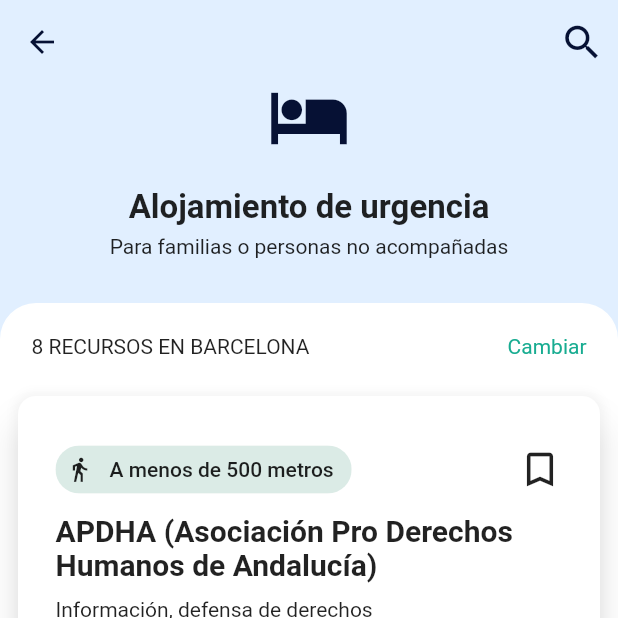
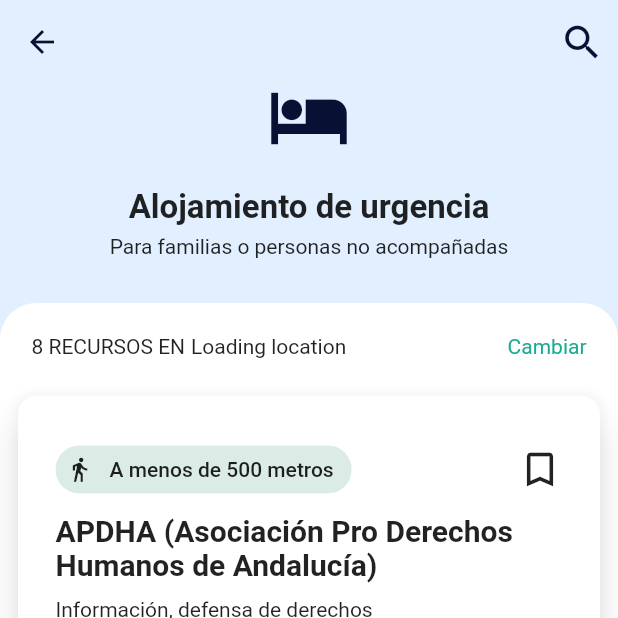
Before and after one commit to MovingForwardApp/moving-forward, a Flutter app: the CategoryDetail screen opened directly, on a phone screen of 412 x 824 dp, the top half of it. Run offline on Flutter 3.47's test engine with Material 2 defaults, Android fonts, the phone set to English and light mode, and no system bars; our stand-ins replace flutter_map, flutter_svg, geolocator, google_fonts, latlong, shared_preferences and 1 more; accounts and stored records are empty; Roboto replaces fonts that are missing (Mada).

Commit message:
geolocation page

```diff
--- a/i18n/ar.json
+++ b/i18n/ar.json
@@ -3,6 +3,7 @@
   "description": "Busca recursos sociales gratuitos",
   "header_categories": "إبحث عن موارد في الفئات",
   "loading_categories": "Cargando categorías...",
+  "loading_location": "Cargando localización",
   "result_category": "RECURSOS EN",
   "change_category": "Cambiar",
   "phone_call": "للإتصال",
--- a/i18n/en.json
+++ b/i18n/en.json
@@ -3,6 +3,7 @@
   "description": "Busca recursos sociales gratuitos",
   "header_categories": "BUSCA RECURSOS EN LA CATEGORÍAS",
   "loading_categories": "Cargando categorías...",
+  "loading_location": "Loading location",
   "result_category": "RECURSOS EN",
   "change_category": "Cambiar",
   "phone_call": "Llamar",
--- a/i18n/es.json
+++ b/i18n/es.json
@@ -3,6 +3,7 @@
   "description": "Guía de recursos sociales gratuitos para migrantes",
   "header_categories": "BUSCA RECURSOS EN LAS CATEGORÍAS",
   "loading_categories": "Cargando categorías...",
+  "loading_location": "Cargando localización",
   "result_category": "RECURSOS EN",
   "change_category": "Cambiar",
   "phone_call": "Llamar",
--- a/i18n/fr.json
+++ b/i18n/fr.json
@@ -3,6 +3,7 @@
   "description": "Busca recursos sociales gratuitos",
   "header_categories": "BUSCA RECURSOS EN LA CATEGORÍAS",
   "loading_categories": "Cargando categorías...",
+  "loading_location": "Cargando localización",
   "result_category": "RECURSOS EN",
   "change_category": "Cambiar",
   "phone_call": "Llamar",
--- a/lib/category_detail.dart
+++ b/lib/category_detail.dart
@@ -1,4 +1,5 @@
 import 'package:flutter/material.dart';
+import 'package:moving_forward/services/location.dart';
 import 'localization.dart';
 import 'theme.dart';
 import 'resource.dart';
@@ -97,7 +98,24 @@ class CategoryDetail extends StatelessWidget {
           child: Row(
             mainAxisAlignment: MainAxisAlignment.spaceBetween,
             children: [
-              Text('8 $_resultCategory BARCELONA'),
+              Row(children: <Widget>[
+                Container(
+                  margin: const EdgeInsets.only(right: 4),
+                  child: Text('8 $_resultCategory'),
+                ),
+                FutureBuilder<String>(
+                    future: LocationService.instance.fetchCurrentLocality(),
+                    builder:
+                        (BuildContext context, AsyncSnapshot<String> snapshot) {
+                      if (snapshot.data != null) {
+                        return Text(
+                            LocationService.instance.locality.toUpperCase());
+                      } else {
+                        return Text(AppLocalizations.of(context)
+                            .translate('loading_location'));
+                      }
+                    }),
+              ]),
               Text(AppLocalizations.of(context).translate("change_category"),
                   style: TextStyle(
                     color: MfColors.primary[400],
--- a/lib/location.dart
+++ b/lib/location.dart
@@ -1,5 +1,6 @@
 import 'package:flutter/material.dart';
 import 'package:moving_forward/layout.dart';
+import 'package:moving_forward/localization.dart';
 // import 'package:moving_forward/localization.dart';
 import 'theme.dart';
 import 'services/location.dart';
@@ -44,7 +45,8 @@ class _LocationPageState extends State<LocationPage> {
                               fontWeight: FontWeight.bold,
                             ));
                       } else {
-                        return Text('loading');
+                        return Text(AppLocalizations.of(context)
+                            .translate('loading_location'));
                       }
                     }),
                 Container(
--- a/lib/main.dart
+++ b/lib/main.dart
@@ -36,7 +36,7 @@ class MyApp extends StatelessWidget {
                 Theme.of(context).textTheme,
               ),
             ),
-            initialRoute: '/location',
+            initialRoute: '/lang',
             routes: <String, WidgetBuilder>{
               "/": (BuildContext context) => AppLayout(),
               "/location": (BuildContext context) => LocationPage(),
--- a/lib/services/location.dart
+++ b/lib/services/location.dart
@@ -13,7 +13,7 @@ class LocationService {
   }
 
   Future _getCurrentLocation() async {
-    return await geolocator
+    await geolocator
         .getCurrentPosition(desiredAccuracy: LocationAccuracy.best)
         .then((Position currentPosition) {
       instance._position = currentPosition;
@@ -28,6 +28,7 @@ class LocationService {
     Placemark place = p[0];
 
     instance.locality = "${place.locality}";
+
     return instance.locality;
   }
 }
```
Also changed, not shown: lib/change_language.dart (+17 -8 lines).
